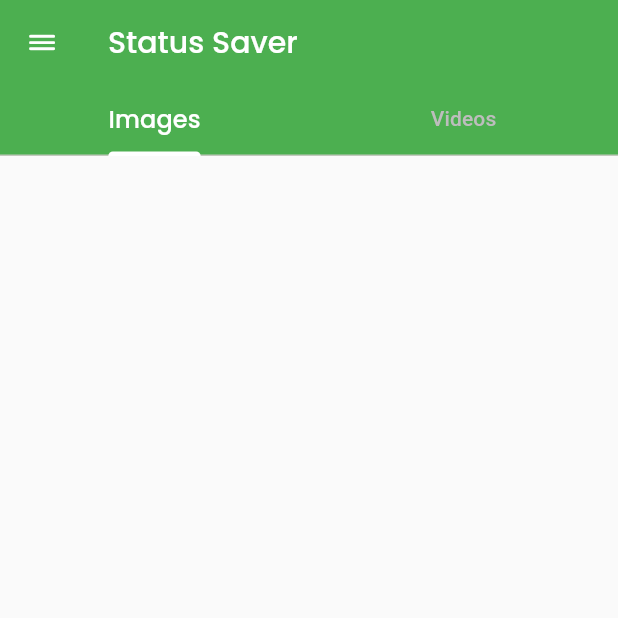
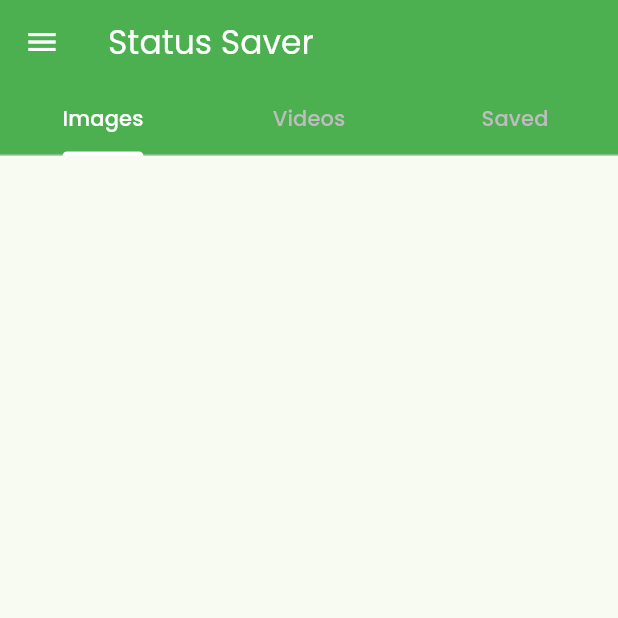
Before and after one commit to alihamza0173/whatsapp_status_saver, a Flutter app: the screen it shows after launch, on a phone screen of 412 x 824 dp, the top half of it. Run offline on Flutter 3.47's test engine with Material 2 defaults, Android fonts, the phone set to English and light mode, and no system bars; our stand-ins replace go_router, google_fonts.

Commit message:
theme update

```diff
--- a/lib/application/application.dart
+++ b/lib/application/application.dart
@@ -9,6 +9,7 @@
   @override
   Widget build(BuildContext context) {
     return MaterialApp.router(
+      debugShowCheckedModeBanner: false,
       routerConfig: appRouterSinglton.router,
       title: 'WhatsApp Status Saver',
       theme: AppTheme.appTheme,
--- a/lib/application/theme/app_theme.dart
+++ b/lib/application/theme/app_theme.dart
@@ -2,71 +2,18 @@
 import 'package:google_fonts/google_fonts.dart';
 
 class AppTheme {
-  static final ThemeData appTheme = ThemeData().copyWith(
+  static final ThemeData appTheme = ThemeData(
     colorScheme: ColorScheme.fromSeed(seedColor: Colors.green),
     useMaterial3: true,
-    appBarTheme: AppBarTheme(
+    fontFamily: GoogleFonts.poppins().fontFamily,
+    appBarTheme: const AppBarTheme(
       backgroundColor: Colors.green,
       foregroundColor: Colors.white,
-      titleTextStyle: GoogleFonts.poppins(
-        fontSize: 20,
-        fontWeight: FontWeight.w500,
-        color: Colors.white,
-      ),
     ),
     tabBarTheme: TabBarTheme(
       labelColor: Colors.white,
       unselectedLabelColor: Colors.grey[400],
       indicatorColor: Colors.white,
-      labelStyle: GoogleFonts.poppins(
-        fontSize: 16,
-        fontWeight: FontWeight.w500,
-      ),
-    ),
-    textTheme: TextTheme(
-      displayLarge: GoogleFonts.poppins(
-        fontSize: 52,
-        fontWeight: FontWeight.w500,
-        color: Colors.white,
-      ),
-      // displaySmall: const TextStyle(
-      //   fontFamily: 'PorterSansBlock',
-      //   fontSize: 36,
-      //   fontWeight: FontWeight.w400,
-      //   color: kOrangePeel,
-      // ),
-      // headlineMedium: const TextStyle(
-      //   fontFamily: 'PorterSansBlock',
-      //   fontSize: 32,
-      //   fontWeight: FontWeight.w400,
-      //   color: kOrangePeel,
-      // ),
-      headlineSmall: GoogleFonts.inter(
-        fontWeight: FontWeight.w700,
-        color: Colors.black,
-      ),
-      bodyLarge: GoogleFonts.inter(
-        fontSize: 20,
-        fontWeight: FontWeight.w700,
-        color: Colors.black,
-      ),
-      bodyMedium: GoogleFonts.montserrat(
-        fontSize: 16,
-        fontWeight: FontWeight.w500,
-        color: Colors.black,
-      ),
-      // labelLarge: GoogleFonts.ribeye(
-      //   fontSize: 14,
-      //   color: Colors.white,
-      // ),
-      labelMedium: GoogleFonts.poppins(
-        fontSize: 10,
-        fontWeight: FontWeight.w500,
-        color: Colors.black,
-      ),
-      // labelSmall: GoogleFonts.ribeye(
-      //   letterSpacing: 0.0,
-      // ),
     ),
   );
 }
--- a/lib/presentation/home_page/home_page.dart
+++ b/lib/presentation/home_page/home_page.dart
@@ -1,4 +1,3 @@
-import 'package:flutter/cupertino.dart';
 import 'package:flutter/material.dart';
 
 class HomePage extends StatefulWidget {
@@ -14,7 +13,7 @@
 
   @override
   void initState() {
-    _tabController = TabController(length: 2, vsync: this);
+    _tabController = TabController(length: 3, vsync: this);
     super.initState();
   }
 
@@ -29,25 +28,12 @@
     return Scaffold(
       appBar: AppBar(
           title: const Text('Status Saver'),
-          leading: Builder(
-            builder: (BuildContext context) {
-              return IconButton(
-                icon: const Icon(CupertinoIcons.bars),
-                onPressed: () {
-                  Scaffold.of(context).openDrawer();
-                },
-              );
-            },
-          ),
           bottom: TabBar(
             controller: _tabController,
             tabs: const [
-              Tab(
-                text: 'Images',
-              ),
-              Tab(
-                text: 'Videos',
-              ),
+              Tab(text: 'Images'),
+              Tab(text: 'Videos'),
+              Tab(text: 'Saved'),
             ],
           )),
       drawer: Drawer(
```
